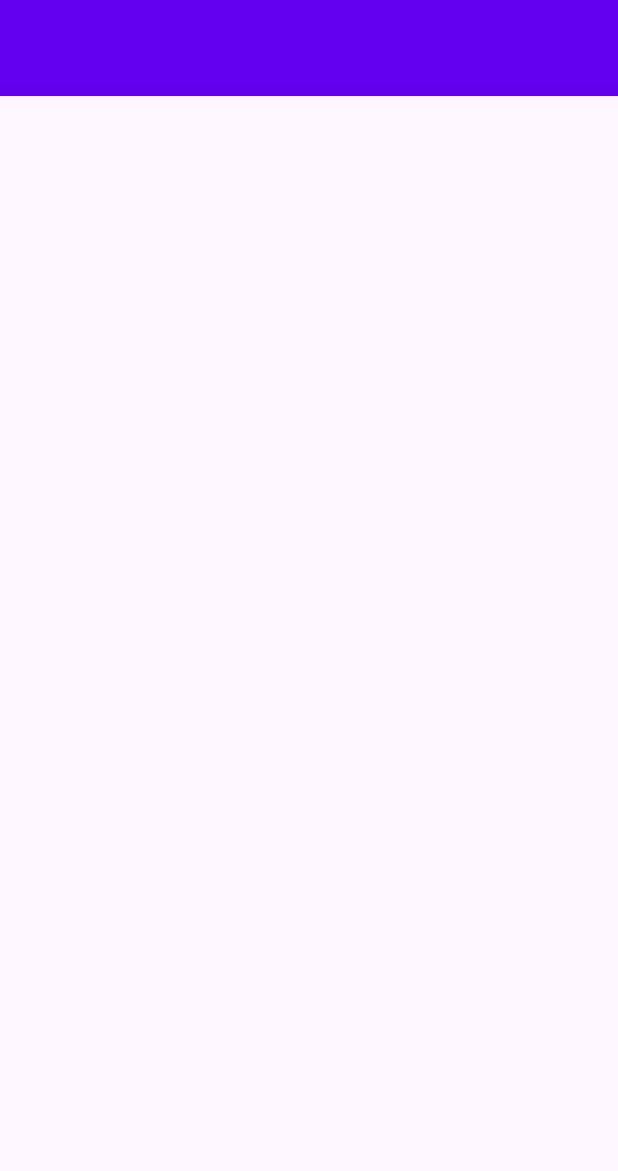
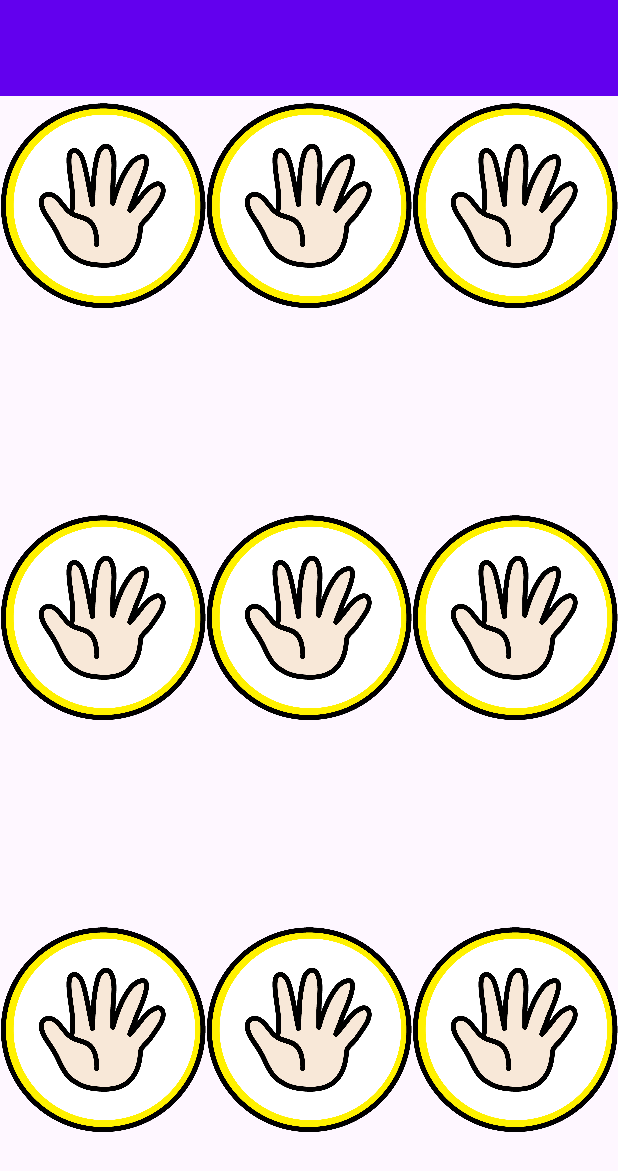
Before and after one commit to MuriloMPodenciano/TicTacToe, an Android app: the layout activity_main.xml on its own in the app's theme, with its tools: preview values and no code run, on a phone screen of 412 x 824 dp. Shown: the top 1171 px of the screen. Run offline under Robolectric (Android 15) with nearby library versions, the light colour scheme and no system bars.

Commit message:
feat: created tictactoe table

```diff
--- a/app/src/main/res/layout/activity_main.xml
+++ b/app/src/main/res/layout/activity_main.xml
@@ -17,4 +17,110 @@
         app:layout_constraintTop_toTopOf="parent"
         />
 
+
+    <LinearLayout android:id="@+id/tableLl"
+        android:layout_width="match_parent"
+        android:layout_height="0dp"
+        android:layout_weight="1"
+        android:orientation="vertical"
+        app:layout_constraintBottom_toBottomOf="parent">
+
+        <LinearLayout android:id="@+id/row1"
+            android:layout_width="match_parent"
+            android:layout_height="0dp"
+            android:layout_weight="1"
+            app:layout_constraintTop_toBottomOf="@id/tableLl">
+
+            <ImageView android:id="@+id/a1"
+                android:layout_width="0dp"
+                android:layout_height="wrap_content"
+                android:layout_weight="1"
+                android:scaleType="fitCenter"
+                android:background="@null"
+                android:src="@drawable/paper1"
+                />
+
+            <ImageView android:id="@+id/a2"
+                android:layout_width="0dp"
+                android:layout_height="wrap_content"
+                android:layout_weight="1"
+                android:background="@null"
+                android:scaleType="fitCenter"
+                android:src="@drawable/paper1" />
+
+            <ImageView android:id="@+id/a3"
+                android:layout_width="0dp"
+                android:layout_height="wrap_content"
+                android:layout_weight="1"
+                android:scaleType="fitCenter"
+                android:background="@null"
+                android:src="@drawable/paper1"
+                />
+        </LinearLayout>
+
+        <LinearLayout android:id="@+id/row2"
+            android:layout_width="match_parent"
+            android:layout_height="0dp"
+            android:layout_weight="1"
+            app:layout_constraintTop_toBottomOf="@id/row1">
+
+            <ImageView android:id="@+id/b1"
+                android:layout_width="0dp"
+                android:layout_height="wrap_content"
+                android:layout_weight="1"
+                android:scaleType="fitCenter"
+                android:background="@null"
+                android:src="@drawable/paper1"
+                />
+            <ImageView android:id="@+id/b2"
+                android:layout_width="0dp"
+                android:layout_height="wrap_content"
+                android:layout_weight="1"
+                android:scaleType="fitCenter"
+                android:background="@null"
+                android:src="@drawable/paper1"
+                />
+            <ImageView android:id="@+id/b3"
+                android:layout_width="0dp"
+                android:layout_height="wrap_content"
+                android:layout_weight="1"
+                android:scaleType="fitCenter"
+                android:background="@null"
+                android:src="@drawable/paper1"
+                />
+        </LinearLayout>
+
+        <LinearLayout android:id="@+id/row3"
+            android:layout_width="match_parent"
+            android:layout_height="0dp"
+            android:layout_weight="1"
+            app:layout_constraintTop_toBottomOf="@id/row2">
+
+            <ImageView android:id="@+id/c1"
+                android:layout_width="0dp"
+                android:layout_height="wrap_content"
+                android:layout_weight="1"
+                android:scaleType="fitCenter"
+                android:background="@null"
+                android:src="@drawable/paper1"
+                />
+            <ImageView android:id="@+id/c2"
+                android:layout_width="0dp"
+                android:layout_height="wrap_content"
+                android:layout_weight="1"
+                android:scaleType="fitCenter"
+                android:background="@null"
+                android:src="@drawable/paper1"
+                />
+            <ImageView android:id="@+id/c3"
+                android:layout_width="0dp"
+                android:layout_height="wrap_content"
+                android:layout_weight="1"
+                android:scaleType="fitCenter"
+                android:background="@null"
+                android:src="@drawable/paper1"
+                />
+        </LinearLayout>
+    </LinearLayout>
+
 </androidx.constraintlayout.widget.ConstraintLayout>
```
Also changed, not shown: app/src/main/res/drawable/paper1.png (added).
